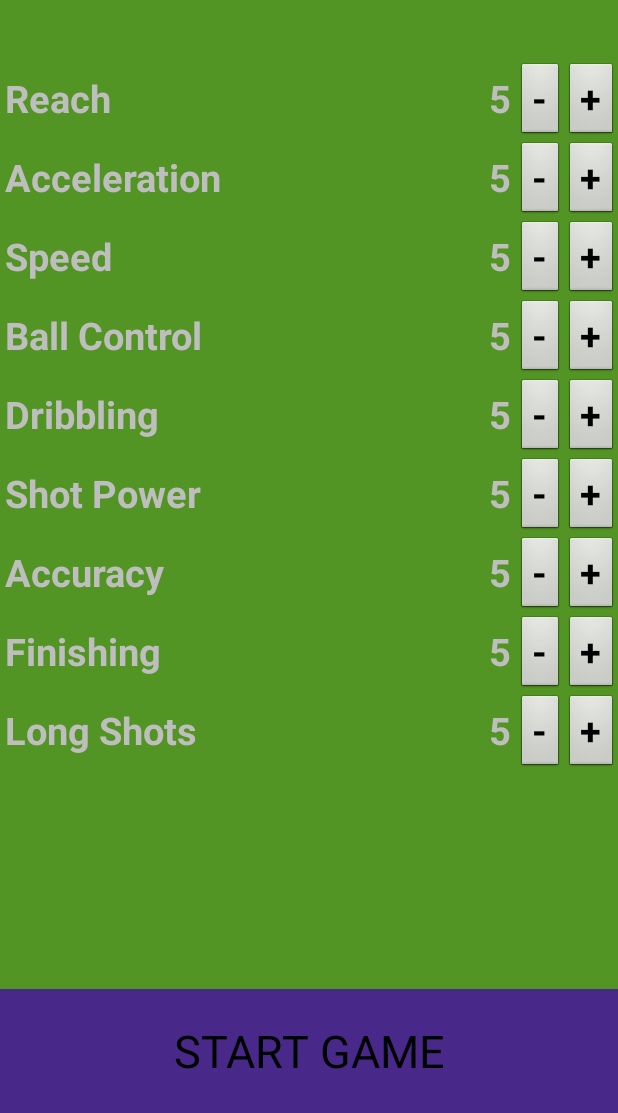
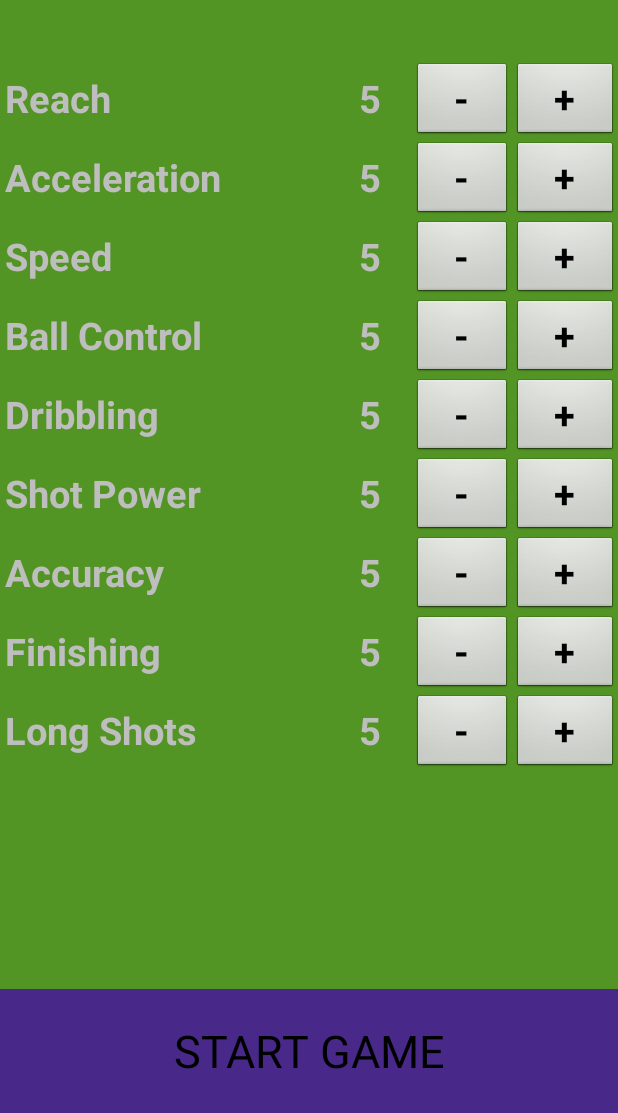
Before and after one commit to Mardaukar/EpicalFootball, an Android app: the screen it shows after launch (MenuActivity), on a phone screen of 412 x 824 dp, the part 123-1236 px from its top. Run offline under Robolectric (Android 15) with nearby library versions, the phone set to English and light mode, and no system bars.

```diff
--- a/app/src/main/java/com/example/epicalfootball/Collisions.java
+++ b/app/src/main/java/com/example/epicalfootball/Collisions.java
@@ -27,7 +27,7 @@ public class Collisions {
 
     public static boolean handlePlayerBallCollision(Player player, Ball ball, boolean readyToShoot, Position aimTarget) {
         float playerCollisionDirection = EpicalMath.convertToDirection(ball.getPosition().getX() - player.getPosition().getX(), ball.getPosition().getY() - player.getPosition().getY());
-        float playerOrientationCollisionAngle = EpicalMath.absoluteAngleBetweenDirections(playerCollisionDirection, player.getTargetSpeed().getDirection());
+        float playerOrientationCollisionAngle = EpicalMath.absoluteAngleBetweenDirections(playerCollisionDirection, player.getOrientation());
         boolean ballControl = playerOrientationCollisionAngle <= player.getControlAngle() && player.getKickRecoveryTimer() == 0;
 
         if (EpicalMath.checkIntersect(player.getPosition().getX(), player.getPosition().getY(), player.getRadius(), ball.getPosition().getX(), ball.getPosition().getY(), ball.getRadius())) {
@@ -70,8 +70,10 @@ public class Collisions {
                 ball.getSpeed().addVector(impulse);
 
                 if (ballControl) {
+                    player.setAimRecoveryTimer(0);
+
                     if (bounce) {
-                        ball.shiftTowardsPlayerDirectionOnBounce(playerCollisionDirection, centersDistance, player.getTargetSpeed().getDirection(), player.getControlAngle());
+                        ball.shiftTowardsPlayerDirectionOnBounce(playerCollisionDirection, centersDistance, player.getOrientation(), player.getControlAngle());
                     } else {
                         ball.getPosition().addVector(playerCollisionDirection, centersDistance);
 
--- a/app/src/main/java/com/example/epicalfootball/GameView.java
+++ b/app/src/main/java/com/example/epicalfootball/GameView.java
@@ -128,7 +128,7 @@ public class GameView extends SurfaceView implements SurfaceHolder.Callback {
 
             //DRAW CONTROL SECTOR
             paint.setColor(getResources().getColor(R.color.skinColor));
-            float directionRadians = player.getTargetSpeed().getDirection();
+            float directionRadians = player.getOrientation();
             float directionDegrees = directionRadians / (float) Math.PI * 180;
             float controlConeRadians = player.getControlAngle();
             float controlConeDegrees = controlConeRadians / (float) Math.PI * 180;
--- a/app/src/main/res/layout/activity_menu.xml
+++ b/app/src/main/res/layout/activity_menu.xml
@@ -54,7 +54,7 @@
                 <TextView
                     android:id="@+id/reach_attribute_textView"
                     android:layout_weight="1"
-                    android:gravity="end"
+                    android:gravity="center"
                     android:padding="3dip"
                     android:text=""
                     android:textSize="25sp"
@@ -62,7 +62,7 @@
 
                 <Button
                     android:id="@+id/minus_reach_button"
-                    android:layout_weight="0"
+                    android:layout_weight="1"
                     android:onClick="decreaseReach"
                     android:text="@string/minus_text"
                     android:textSize="25sp"
@@ -70,7 +70,7 @@
 
                 <Button
                     android:id="@+id/plus_reach_button"
-                    android:layout_weight="0"
+                    android:layout_weight="1"
                     android:onClick="increaseReach"
                     android:text="@string/plus_text"
                     android:textSize="25sp"
@@ -88,7 +88,7 @@
                 <TextView
                     android:id="@+id/acceleration_attribute_textView"
                     android:layout_weight="1"
-                    android:gravity="end"
+                    android:gravity="center"
                     android:padding="3dip"
                     android:text=""
                     android:textSize="25sp"
@@ -96,7 +96,7 @@
 
                 <Button
                     android:id="@+id/minus_acceleration_button"
-                    android:layout_weight="0"
+                    android:layout_weight="1"
                     android:onClick="decreaseAcceleration"
                     android:text="@string/minus_text"
                     android:textSize="25sp"
@@ -104,7 +104,7 @@
 
                 <Button
                     android:id="@+id/plus_acceleration_button"
-                    android:layout_weight="0"
+                    android:layout_weight="1"
                     android:onClick="increaseAcceleration"
                     android:text="@string/plus_text"
                     android:textSize="25sp"
@@ -122,7 +122,7 @@
                 <TextView
                     android:id="@+id/speed_attribute_textView"
                     android:layout_weight="1"
-                    android:gravity="end"
+                    android:gravity="center"
                     android:padding="3dip"
                     android:text=""
                     android:textSize="25sp"
@@ -130,7 +130,7 @@
 
                 <Button
                     android:id="@+id/minus_speed_button"
-                    android:layout_weight="0"
+                    android:layout_weight="1"
                     android:onClick="decreaseSpeed"
                     android:text="@string/minus_text"
                     android:textSize="25sp"
@@ -138,7 +138,7 @@
 
                 <Button
                     android:id="@+id/plus_speed_button"
-                    android:layout_weight="0"
+                    android:layout_weight="1"
                     android:onClick="increaseSpeed"
                     android:text="@string/plus_text"
                     android:textSize="25sp"
@@ -156,7 +156,7 @@
                 <TextView
                     android:id="@+id/ball_control_attribute_textView"
                     android:layout_weight="1"
-                    android:gravity="end"
+                    android:gravity="center"
                     android:padding="3dip"
                     android:text=""
                     android:textSize="25sp"
@@ -164,7 +164,7 @@
 
                 <Button
                     android:id="@+id/minus_ball_control_button"
-                    android:layout_weight="0"
+                    android:layout_weight="1"
                     android:onClick="decreaseBallControl"
                     android:text="@string/minus_text"
                     android:textSize="25sp"
@@ -172,7 +172,7 @@
 
                 <Button
                     android:id="@+id/plus_ball_control_button"
-                    android:layout_weight="0"
+                    android:layout_weight="1"
                     android:onClick="increaseBallControl"
                     android:text="@string/plus_text"
                     android:textSize="25sp"
@@ -190,7 +190,7 @@
                 <TextView
                     android:id="@+id/dribbling_attribute_textView"
                     android:layout_weight="1"
-                    android:gravity="end"
+                    android:gravity="center"
                     android:padding="3dip"
                     android:text=""
                     android:textSize="25sp"
@@ -198,7 +198,7 @@
 
                 <Button
                     android:id="@+id/minus_dribbling_button"
-                    android:layout_weight="0"
+                    android:layout_weight="1"
                     android:onClick="decreaseDribbling"
                     android:text="@string/minus_text"
                     android:textSize="25sp"
@@ -206,7 +206,7 @@
 
                 <Button
                     android:id="@+id/plus_dribbling_button"
-                    android:layout_weight="0"
+                    android:layout_weight="1"
                     android:onClick="increaseDribbling"
                     android:text="@string/plus_text"
                     android:textSize="25sp"
@@ -224,7 +224,7 @@
                 <TextView
                     android:id="@+id/shot_power_attribute_textView"
                     android:layout_weight="1"
-                    android:gravity="end"
+                    android:gravity="center"
                     android:padding="3dip"
                     android:text=""
                     android:textSize="25sp"
@@ -232,7 +232,7 @@
 
                 <Button
                     android:id="@+id/minus_shot_power_button"
-                    android:layout_weight="0"
+                    android:layout_weight="1"
                     android:onClick="decreaseShotPower"
                     android:text="@string/minus_text"
                     android:textSize="25sp"
@@ -240,7 +240,7 @@
 
                 <Button
                     android:id="@+id/plus_shot_power_button"
-                    android:layout_weight="0"
+                    android:layout_weight="1"
                     android:onClick="increaseShotPower"
                     android:text="@string/plus_text"
                     android:textSize="25sp"
@@ -258,7 +258,7 @@
                 <TextView
                     android:id="@+id/accuracy_attribute_textView"
                     android:layout_weight="1"
-                    android:gravity="end"
+                    android:gravity="center"
                     android:padding="3dip"
                     android:text=""
                     android:textSize="25sp"
@@ -266,7 +266,7 @@
 
                 <Button
                     android:id="@+id/minus_accuracy_button"
-                    android:layout_weight="0"
+                    android:layout_weight="1"
                     android:onClick="decreaseAccuracy"
                     android:text="@string/minus_text"
                     android:textSize="25sp"
@@ -274,7 +274,7 @@
 
                 <Button
                     android:id="@+id/plus_accuracy_button"
-                    android:layout_weight="0"
+                    android:layout_weight="1"
                     android:onClick="increaseAccuracy"
                     android:text="@string/plus_text"
                     android:textSize="25sp"
@@ -292,7 +292,7 @@
                 <TextView
                     android:id="@+id/finishing_attribute_textView"
                     android:layout_weight="1"
-                    android:gravity="end"
+                    android:gravity="center"
                     android:padding="3dip"
                     android:text=""
                     android:textSize="25sp"
@@ -300,7 +300,7 @@
 
                 <Button
                     android:id="@+id/minus_finishing_button"
-                    android:layout_weight="0"
+                    android:layout_weight="1"
                     android:onClick="decreaseFinishing"
                     android:text="@string/minus_text"
                     android:textSize="25sp"
@@ -308,7 +308,7 @@
 
                 <Button
                     android:id="@+id/plus_finishing_button"
-                    android:layout_weight="0"
+                    android:layout_weight="1"
                     android:onClick="increaseFinishing"
                     android:text="@string/plus_text"
                     android:textSize="25sp"
@@ -326,7 +326,7 @@
                 <TextView
                     android:id="@+id/long_shots_attribute_textView"
                     android:layout_weight="1"
-                    android:gravity="end"
+                    android:gravity="center"
                     android:padding="3dip"
                     android:text=""
                     android:textSize="25sp"
@@ -334,7 +334,7 @@
 
                 <Button
                     android:id="@+id/minus_long_shots_button"
-                    android:layout_weight="0"
+                    android:layout_weight="1"
                     android:onClick="decreaseLongShots"
                     android:text="@string/minus_text"
                     android:textSize="25sp"
@@ -342,7 +342,7 @@
 
                 <Button
                     android:id="@+id/plus_long_shots_button"
-                    android:layout_weight="0"
+                    android:layout_weight="1"
                     android:onClick="increaseLongShots"
                     android:text="@string/plus_text"
                     android:textSize="25sp"
```
Also changed, not shown: app/src/main/java/com/example/epicalfootball/Ball.java (+7 -7 lines), app/src/main/java/com/example/epicalfootball/Constants.java (+17 -12 lines), app/src/main/java/com/example/epicalfootball/GameState.java (+19 -9 lines), app/src/main/java/com/example/epicalfootball/Player.java (+34 -2 lines).
